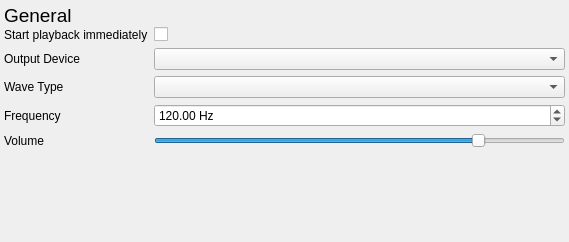
Above: modules/audiosource/audiosettingsdialog.ui from syntalos/syntalos before the change. Below: the same form after it.
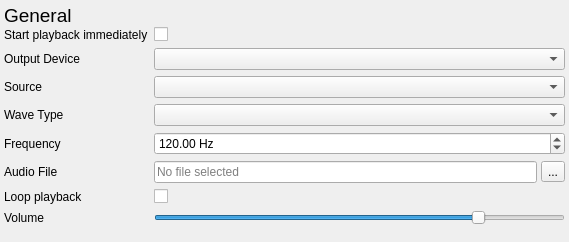
That is the form after the change.

Commit message: audiosource: Allow selecting an arbitrary file for playback instead of sound generation

What changed in the file:
```diff
--- a/modules/audiosource/audiosettingsdialog.ui
+++ b/modules/audiosource/audiosettingsdialog.ui
@@ -103,6 +103,19 @@
          <widget class="QComboBox" name="deviceComboBox"/>
         </item>
         <item row="2" column="0">
+         <widget class="QLabel" name="sourceLabel">
+          <property name="text">
+           <string>Source</string>
+          </property>
+          <property name="buddy">
+           <cstring>sourceComboBox</cstring>
+          </property>
+         </widget>
+        </item>
+        <item row="2" column="1">
+         <widget class="QComboBox" name="sourceComboBox"/>
+        </item>
+        <item row="3" column="0">
          <widget class="QLabel" name="waveLabel">
           <property name="text">
            <string>Wave Type</string>
@@ -112,17 +125,17 @@
           </property>
          </widget>
         </item>
-        <item row="2" column="1">
+        <item row="3" column="1">
          <widget class="QComboBox" name="waveComboBox"/>
         </item>
-        <item row="3" column="0">
+        <item row="4" column="0">
          <widget class="QLabel" name="frequencyLabel">
           <property name="text">
            <string>Frequency</string>
           </property>
          </widget>
         </item>
-        <item row="3" column="1">
+        <item row="4" column="1">
          <widget class="QDoubleSpinBox" name="freqSpinBox">
           <property name="suffix">
            <string> Hz</string>
@@ -135,14 +148,62 @@
           </property>
          </widget>
         </item>
-        <item row="4" column="0">
+        <item row="5" column="0">
+         <widget class="QLabel" name="fileLabel">
+          <property name="text">
+           <string>Audio File</string>
+          </property>
+          <property name="buddy">
+           <cstring>fileLineEdit</cstring>
+          </property>
+         </widget>
+        </item>
+        <item row="5" column="1">
+         <layout class="QHBoxLayout" name="fileLayout">
+          <property name="spacing">
+           <number>4</number>
+          </property>
+          <item>
+           <widget class="QLineEdit" name="fileLineEdit">
+            <property name="placeholderText">
+             <string>No file selected</string>
+            </property>
+           </widget>
+          </item>
+          <item>
+           <widget class="QToolButton" name="fileSelectButton">
+            <property name="toolTip">
+             <string>Select an audio file to play</string>
+            </property>
+            <property name="text">
+             <string>...</string>
+            </property>
+           </widget>
+          </item>
+         </layout>
+        </item>
+        <item row="6" column="0">
+         <widget class="QLabel" name="loopLabel">
+          <property name="text">
+           <string>Loop playback</string>
+          </property>
+         </widget>
+        </item>
+        <item row="6" column="1">
+         <widget class="QCheckBox" name="loopCheckBox">
+          <property name="toolTip">
+           <string>Restart the file from the beginning when it ends, instead of stopping.</string>
+          </property>
+         </widget>
+        </item>
+        <item row="7" column="0">
          <widget class="QLabel" name="volumeLabel">
           <property name="text">
            <string>Volume</string>
           </property>
          </widget>
         </item>
-        <item row="4" column="1">
+        <item row="7" column="1">
          <widget class="QSlider" name="volumeSlider">
           <property name="maximum">
            <number>100</number>
```
Left out of the diff: 6 changed lines with no effect on the pictures. The commit also changes 3 other files.
